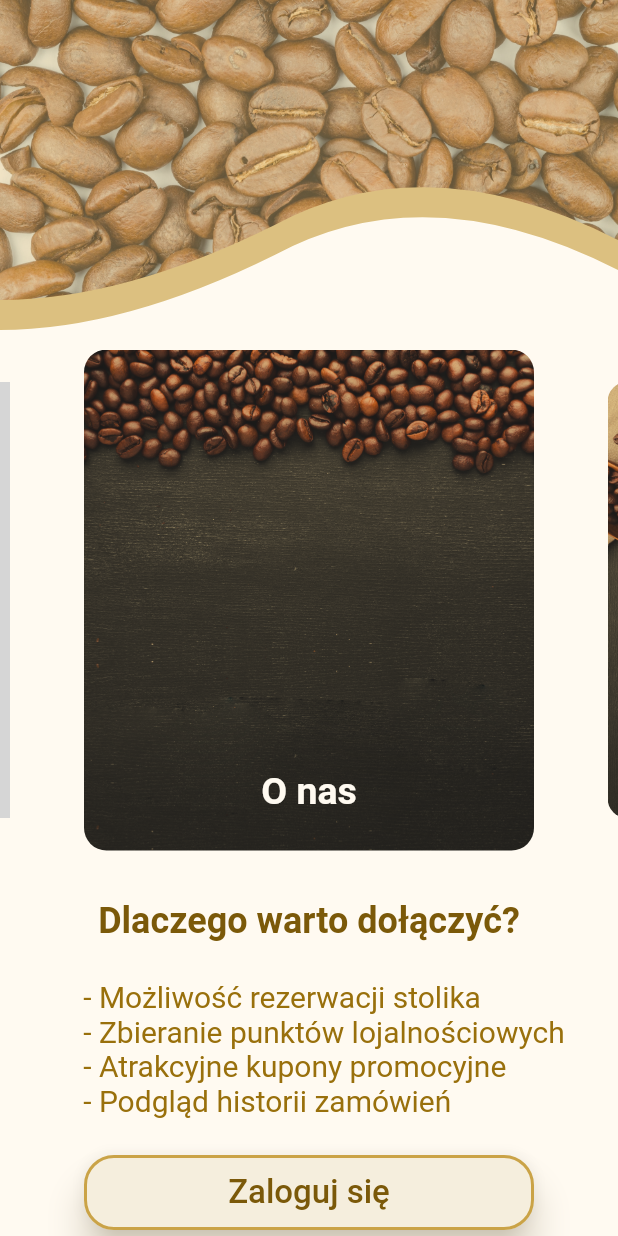
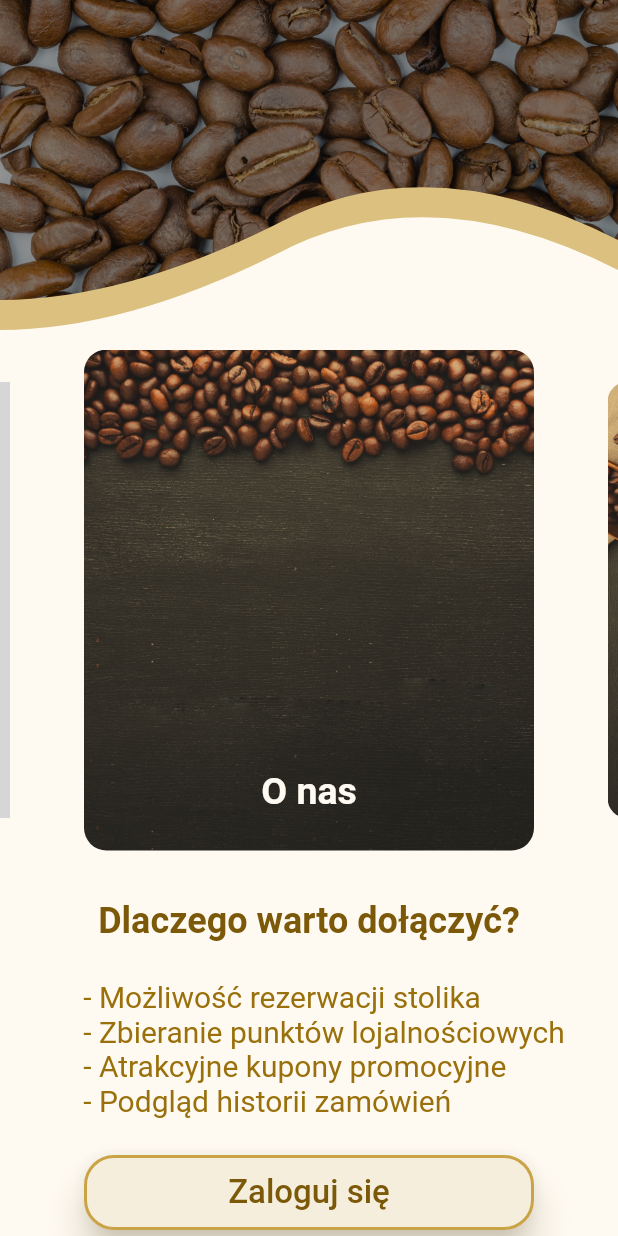
Before and after one commit to FerencMarcin/Cafe-mobile-app, a Flutter app: the UnauthenticatedUserView screen opened by its route, swiped to page 3, on a phone screen of 412 x 824 dp. Run offline on Flutter 3.47's test engine with Material 2 defaults, Android fonts, the phone set to English and light mode, and no system bars; drawn by our look-alikes of carousel_slider; our stand-ins replace dio, flutter_secure_storage, get, jwt_decoder, shared_preferences; accounts and stored records are empty; statements that could not run were skipped; grey boxes are pictures that could not be loaded.

```diff
--- a/lib/view/unauthenticatedUser_view.dart
+++ b/lib/view/unauthenticatedUser_view.dart
@@ -40,7 +40,7 @@ class _UnauthenticatedUserViewState extends State<UnauthenticatedUserView> {
                           shape: BoxShape.rectangle,
                           image: DecorationImage(
                               image: const AssetImage("images/unauthHeader.jpg"),
-                              colorFilter: ColorFilter.mode(AppColors.floralWhite.withOpacity(0.6), BlendMode.modulate),
+                              colorFilter: ColorFilter.mode(AppColors.photoFilter, BlendMode.modulate),
                               fit: BoxFit.cover
                           ),
                         ),
```
